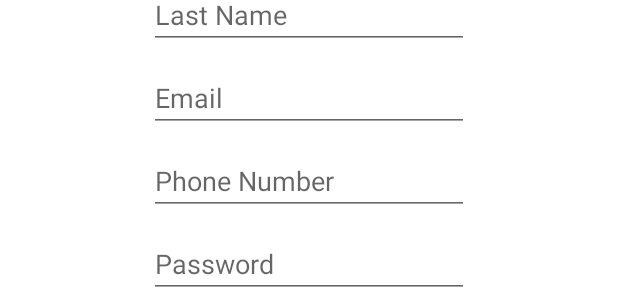
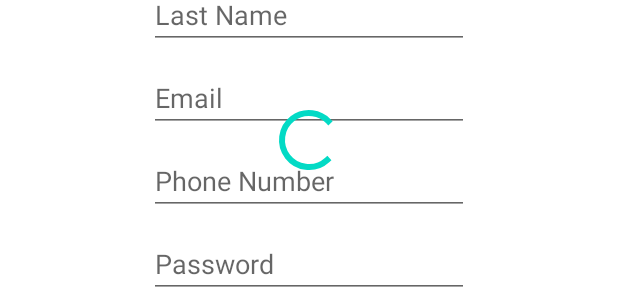
Before and after one commit to noampl/DoiT, an Android app: the layout fragment_register.xml on its own in the app's theme, with its tools: preview values and no code run, on a phone screen of 412 x 824 dp. Shown: the part 478-778 px from the top of the screen. Run offline under Robolectric (Android 15) with nearby library versions, the phone set to English and light mode, and no system bars.

Commit message:
done - added spinner
must improve the UI

```diff
--- a/app/build.gradle
+++ b/app/build.gradle
@@ -45,6 +45,7 @@ dependencies {
     implementation 'com.google.firebase:firebase-firestore'
     implementation 'com.google.firebase:firebase-auth'
     implementation 'com.google.android.material:material:1.4.0'
+    implementation 'com.google.firebase:firebase-storage:19.1.1'
 
     testImplementation 'junit:junit:4.13.2'
     androidTestImplementation 'androidx.test.ext:junit:1.1.3'
--- a/app/src/main/java/com/example/doit/IResponseHelper.java
+++ b/app/src/main/java/com/example/doit/IResponseHelper.java
@@ -3,4 +3,5 @@ package com.example.doit;
 public interface IResponseHelper {
 
     void actionFinished(boolean actionResult);
+
 }
--- a/app/src/main/java/com/example/doit/Model/User.java
+++ b/app/src/main/java/com/example/doit/Model/User.java
@@ -71,6 +71,11 @@ public class User {
         _user.put("phone", _phone);
     }
 
+    public void setImgae(String image_path){
+        _image = image_path;
+        _user.put("image", image_path);
+    }
+
     public void setPhoneCountryCode(String phoneCountryCode) {
         _countryPhoneCode = phoneCountryCode;
         _user.put("phone_country_code", _countryPhoneCode);
--- a/app/src/main/res/layout/fragment_register.xml
+++ b/app/src/main/res/layout/fragment_register.xml
@@ -10,9 +10,6 @@
         <variable
             name="RegisterViewModel"
             type="com.example.doit.viewmodel.RegisterViewModel" />
-<!--        <variable
-            name="indenticalPass"
-            type="androidx.lifecycle.MutableLiveData&lt;Boolean&gt;" />-->
     </data>
 
     <androidx.constraintlayout.widget.ConstraintLayout
@@ -24,7 +21,7 @@
             android:layout_width="wrap_content"
             android:layout_height="wrap_content"
             android:text="@string/register"
-            android:textSize="30dp"
+            android:textSize="30sp"
             android:layout_marginTop="20dp"
             app:layout_constraintTop_toTopOf="parent"
             app:layout_constraintEnd_toEndOf="parent"
@@ -44,6 +41,7 @@
 
 
         <ImageButton
+            android:contentDescription="@string/user_profile_image"
             android:id="@+id/profile_image_button"
             android:layout_width="150dp"
             android:layout_height="150dp"
@@ -52,12 +50,14 @@
 
         </androidx.cardview.widget.CardView>
 
+
         <EditText
             android:id="@+id/first_name"
             android:layout_width="wrap_content"
             android:layout_height="wrap_content"
             android:ems="10"
             android:inputType="textPersonName"
+            android:autofillHints="name"
             android:hint="@string/first_name"
             android:layout_marginTop="20dp"
             android:onTextChanged="@{RegisterViewModel::onFirstNameChange}"
@@ -70,6 +70,7 @@
             android:id="@+id/last_name"
             android:layout_width="wrap_content"
             android:layout_height="wrap_content"
+            android:autofillHints="name"
             android:ems="10"
             android:inputType="textPersonName"
             android:hint="@string/last_name"
@@ -82,6 +83,7 @@
 
         <EditText
             android:id="@+id/email"
+            android:autofillHints="emailAddress"
             android:layout_width="wrap_content"
             android:layout_height="wrap_content"
             android:ems="10"
@@ -98,6 +100,7 @@
             android:id="@+id/phone"
             android:layout_width="wrap_content"
             android:layout_height="wrap_content"
+            android:autofillHints="phone"
             android:ems="10"
             android:inputType="phone"
             android:hint="@string/phone_number"
@@ -112,6 +115,7 @@
             android:id="@+id/password"
             android:layout_width="wrap_content"
             android:layout_height="wrap_content"
+            android:autofillHints="password"
             android:ems="10"
             android:inputType="textPassword"
             android:hint="@string/password"
@@ -128,6 +132,7 @@
             android:layout_height="wrap_content"
             android:background="@{ RegisterViewModel.passwordsIdentical ? @android:color/transparent : @color/design_default_color_error}"
             android:ems="10"
+            android:autofillHints="password"
             android:inputType="textPassword"
             android:hint="@string/password"
             android:layout_marginTop="10dp"
@@ -150,7 +155,15 @@
             android:layout_marginTop="20dp"
             />
 
-
+        <ProgressBar
+            android:id="@+id/progressBar"
+            style="?android:attr/progressBarStyle"
+            android:layout_width="wrap_content"
+            android:layout_height="wrap_content"
+            app:layout_constraintBottom_toBottomOf="parent"
+            app:layout_constraintTop_toTopOf="parent"
+            app:layout_constraintStart_toStartOf="parent"
+            app:layout_constraintEnd_toEndOf="parent" />
 
 
     </androidx.constraintlayout.widget.ConstraintLayout>
--- a/app/src/main/res/values/strings.xml
+++ b/app/src/main/res/values/strings.xml
@@ -10,4 +10,5 @@
     <string name="email">Email</string>
     <string name="phone_number">Phone Number</string>
     <string name="password">Password</string>
+    <string name="user_profile_image">user profile image</string>
 </resources>
```
Also changed, not shown: app/src/main/java/com/example/doit/Model/UserFirebaseWorker.java (+43 -1 lines), app/src/main/java/com/example/doit/view/RegisterFragment.java (+26 -4 lines), app/src/main/java/com/example/doit/viewmodel/RegisterViewModel.java (+31 -10 lines).
